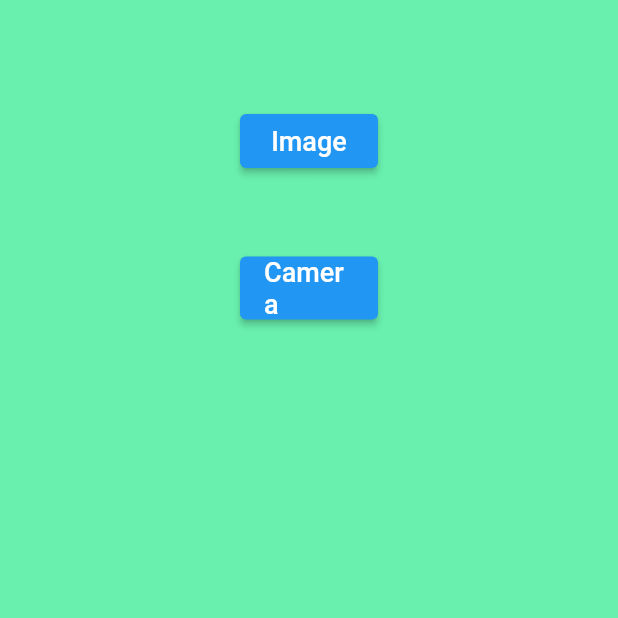
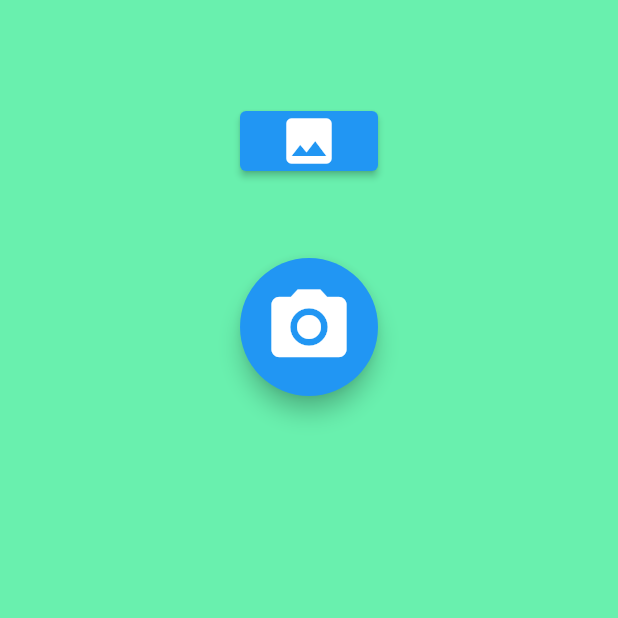
Before and after one commit to pratik-roshan/Major-Project, a Flutter app: the ImageScanner screen opened directly, on a phone screen of 412 x 824 dp, the top half of it. Run offline on Flutter 3.47's test engine with Material 2 defaults, Android fonts, the phone set to English and light mode, and no system bars; our stand-ins replace curved_navigation_bar, image_picker; missing offline and left inert: dart:ffi.

Commit message:
Scan Screen Updated

```diff
--- a/lib/screens/qr_scanner.dart
+++ b/lib/screens/qr_scanner.dart
@@ -1,4 +1,5 @@
 import 'package:flutter/material.dart';
+import 'package:image_picker/image_picker.dart';
 import 'package:flutter/src/foundation/key.dart';
 import 'package:flutter/src/widgets/framework.dart';
 
@@ -20,20 +21,17 @@ class _ImageScannerState extends State<ImageScanner> {
             children: [
               ElevatedButton(
                 onPressed: () {},
-                child: Text(
-                  'Image',
-                  style: TextStyle(fontSize: 18),
-                ),
+                child: Icon(Icons.image, size: 40),
               ),
               SizedBox(
                 height: 50,
               ),
-              ElevatedButton(
-                onPressed: () {},
-                child: Text(
-                  'Camera',
-                  style: TextStyle(fontSize: 18),
-                ),
+              SizedBox(
+                width: 1800,
+                height: 100,
+                // alignment: Alignment.center,
+                child: FloatingActionButton(
+                    onPressed: () {}, child: Icon(Icons.camera_alt, size: 60)),
               ),
             ],
           )),
```
